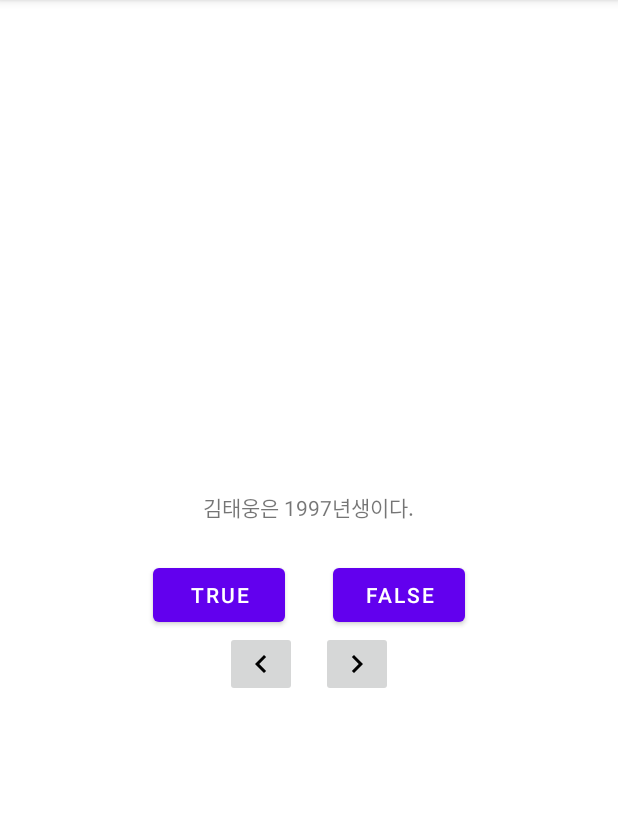
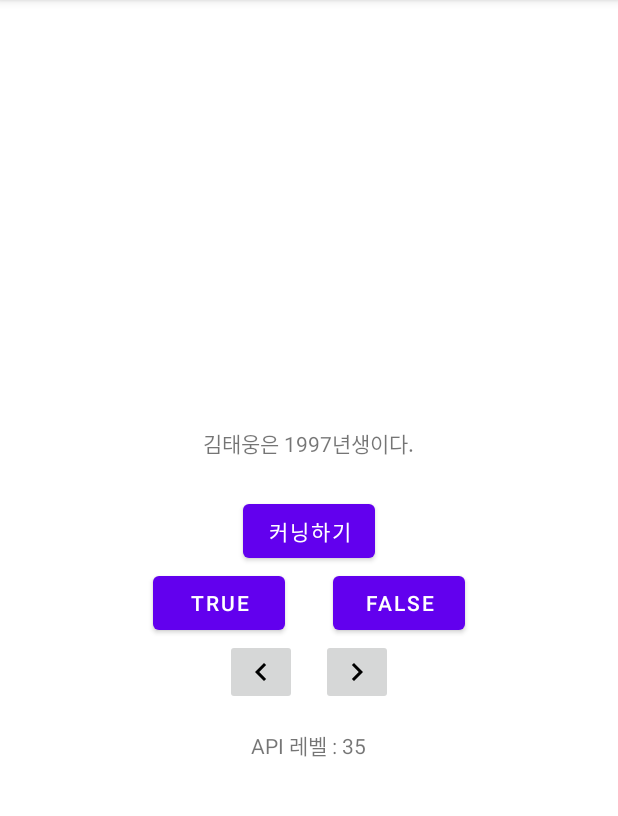
Before and after one commit to teeyou/TaeungQuiz, an Android app: the screen it shows after launch (MainActivity), on a phone screen of 412 x 824 dp, the part 84-900 px from its top. Run offline under Robolectric (Android 15) with nearby library versions, the phone set to English and light mode, and no system bars.

Commit message:
Activity 간에 Extra 전달 및 결과값 받아오기

```diff
--- a/app/src/main/java/teeu/android/mykotlinapplication/MainActivity.kt
+++ b/app/src/main/java/teeu/android/mykotlinapplication/MainActivity.kt
@@ -1,5 +1,8 @@
 package teeu.android.mykotlinapplication
 
+import android.app.ActivityOptions
+import android.content.Intent
+import android.os.Build
 import androidx.appcompat.app.AppCompatActivity
 import android.os.Bundle
 import android.util.Log
@@ -9,10 +12,14 @@ import android.widget.Button
 import android.widget.ImageButton
 import android.widget.TextView
 import android.widget.Toast
+import androidx.activity.result.ActivityResultLauncher
+import androidx.activity.result.contract.ActivityResultContracts
+import androidx.core.app.ActivityOptionsCompat
 import androidx.lifecycle.ViewModelProvider
 
 private const val TAG = "MainActivity"
 private const val KEY_INDEX = "index"
+private const val REQUEST_CODE: Int = 1000
 
 class MainActivity : AppCompatActivity() {
 
@@ -54,6 +61,11 @@ class MainActivity : AppCompatActivity() {
     private lateinit var nextButton : ImageButton
     private lateinit var prevButton : ImageButton
     private lateinit var questionTextView : TextView
+
+    private lateinit var cheatButton : Button
+    private lateinit var launcher: ActivityResultLauncher<Intent> //startActivityForResult가 deprecated 되면서 대체
+    private lateinit var versionTextView : TextView
+
     private var waitTime = 0L
     private val quizViewModel : QuizViewModel by lazy {
         ViewModelProvider(this).get(QuizViewModel::class.java) //최초의 viewModel이 리턴되고 변경되지 않으므로 val을 쓰기위해 lazy 사용
@@ -63,7 +75,7 @@ class MainActivity : AppCompatActivity() {
         val time = System.currentTimeMillis()
         if(time - waitTime >= 1500) {
             waitTime = System.currentTimeMillis()
-            Toast.makeText(this,"뒤로가기 버튼 누름",Toast.LENGTH_SHORT).show()
+            Toast.makeText(this,"한번 더 누르면 종료",Toast.LENGTH_SHORT).show()
         } else {
             finish()
         }
@@ -73,6 +85,15 @@ class MainActivity : AppCompatActivity() {
         super.onCreate(savedInstanceState)
         Log.d(TAG,"onCreate() called")
         setContentView(R.layout.activity_main)
+
+        //launcher : ActivityResultLauncher<Intent> 를 아래와 같이 초기화 , 미리 초기화시켜놓는게 안전함
+        launcher = registerForActivityResult(ActivityResultContracts.StartActivityForResult()) {
+            when(it.resultCode) {
+                RESULT_OK -> {
+                    quizViewModel.currentQuestionCheated = it.data?.getBooleanExtra(EXTRA_SHOWN, false) ?: false
+                }
+            }
+        }
 
         quizViewModel.currentIndex = savedInstanceState?.getInt(KEY_INDEX,0) ?: 0
 
@@ -88,6 +109,20 @@ class MainActivity : AppCompatActivity() {
         prevButton = findViewById(R.id.prev_button)
 
         questionTextView = findViewById(R.id.question_text_view)
+
+        cheatButton = findViewById(R.id.cheat_button)
+        cheatButton.setOnClickListener { view : View ->
+//            val intent = Intent(this,CheatActivity::class.java)
+            val answer = quizViewModel.currentQuestionAnswer
+            val intent = CheatActivity.newIntent(this@MainActivity, answer)
+            val options = ActivityOptionsCompat.makeSceneTransitionAnimation(this) //액티비티 전환시 애니메이션
+            launcher.launch(intent,options)
+//            startActivityForResult(intent, REQUEST_CODE) //이 코드는 deprecated
+//            startActivity(intent)
+        }
+
+        versionTextView = findViewById(R.id.os_version_text_view)
+        versionTextView.setText("API 레벨 : " + Build.VERSION.SDK_INT)
 
         questionTextView.setOnClickListener { view : View ->
 //            currentIndex = (currentIndex + 1) % questionBank.size
@@ -147,11 +182,16 @@ class MainActivity : AppCompatActivity() {
     private fun checkAnser(userAnswer : Boolean) {
 //        val answer = questionBank[currentIndex].answer
         val answer = quizViewModel.currentQuestionAnswer
-        val messageResId = if(userAnswer == answer) {
-            R.string.correct_toast
-        } else {
-            R.string.incorrect_toast
+        val messageResId = when {
+            quizViewModel.currentQuestionCheated -> R.string.cheat_toast
+            userAnswer == answer -> R.string.correct_toast
+            else -> R.string.incorrect_toast
         }
+//        val messageResId = if(userAnswer == answer) {
+//            R.string.correct_toast
+//        } else {
+//            R.string.incorrect_toast
+//        }
         Toast.makeText(this,messageResId,Toast.LENGTH_SHORT).show()
 //        questionBank[currentIndex].solved = true
         quizViewModel.currentQuestionSolved = true
@@ -160,6 +200,6 @@ class MainActivity : AppCompatActivity() {
         }
         quizViewModel.getCount++
         if(quizViewModel.getCount == quizViewModel.getBankSize())
-            Toast.makeText(this,"점수 : ${quizViewModel.getCorrectCount * 100 / quizViewModel.getCount}점",Toast.LENGTH_SHORT).show()
+            Toast.makeText(this,"점수 : ${quizViewModel.getCorrectCount * 100 / quizViewModel.getBankSize()}점",Toast.LENGTH_SHORT).show()
     }
 }
--- a/app/src/main/java/teeu/android/mykotlinapplication/Question.kt
+++ b/app/src/main/java/teeu/android/mykotlinapplication/Question.kt
@@ -1,3 +1,3 @@
 package teeu.android.mykotlinapplication
 
-data class Question(val textResId: Int, val answer : Boolean, var solved : Boolean)
+data class Question(val textResId: Int, val answer : Boolean, var solved : Boolean, var cheat : Boolean)
--- a/app/src/main/java/teeu/android/mykotlinapplication/QuizViewModel.kt
+++ b/app/src/main/java/teeu/android/mykotlinapplication/QuizViewModel.kt
@@ -18,11 +18,14 @@ class QuizViewModel : ViewModel() {
         Log.d(TAG,"ViewModel instance about to be destroyed")
     }
 
+    var isCheater = false
+    var cheatMessage = R.string.warning_text
+
     private val questionBank = listOf(
-        Question(R.string.question_age,false, false),
-        Question(R.string.question_dgu,true, false),
-        Question(R.string.question_korean,true, false),
-        Question(R.string.question_major,false, false),
+        Question(R.string.question_age,false, false, false),
+        Question(R.string.question_dgu,true, false, false),
+        Question(R.string.question_korean,true, false, false),
+        Question(R.string.question_major,false, false, false),
     )
     var currentIndex = 0
 
@@ -39,6 +42,12 @@ class QuizViewModel : ViewModel() {
     get() = questionBank[currentIndex].solved
     set(value) {
         questionBank[currentIndex].solved = value
+    }
+
+    var currentQuestionCheated : Boolean
+    get() = questionBank[currentIndex].cheat
+    set(value) {
+        questionBank[currentIndex].cheat = value
     }
 
     fun moveToNext() {
--- a/app/src/main/res/layout-land/activity_main.xml
+++ b/app/src/main/res/layout-land/activity_main.xml
@@ -10,6 +10,15 @@
         android:padding="24dp"
         android:layout_width="wrap_content"
         android:layout_height="wrap_content"/>
+
+    <Button
+        android:id="@+id/cheat_button"
+        android:text="@string/cheat_button"
+        android:layout_gravity="bottom|center_horizontal"
+        android:layout_width="wrap_content"
+        android:layout_height="wrap_content">
+
+    </Button>
 
     <LinearLayout
         android:layout_width="wrap_content"
@@ -34,7 +43,13 @@
         </Button>
     </LinearLayout>
 
-
+    <TextView
+        android:id="@+id/os_version_text_view"
+        android:layout_width="wrap_content"
+        android:layout_height="wrap_content"
+        android:layout_marginTop="60dp"
+        android:layout_gravity="center">
+    </TextView>
 
         <ImageButton
             android:id="@+id/prev_button"
@@ -54,6 +69,4 @@
             android:layout_height="wrap_content">
         </ImageButton>
 
-
-
 </FrameLayout>
--- a/app/src/main/res/layout/activity_main.xml
+++ b/app/src/main/res/layout/activity_main.xml
@@ -17,6 +17,13 @@
         android:layout_width="wrap_content"
         android:layout_height="wrap_content"/>
 
+    <Button
+        android:id="@+id/cheat_button"
+        android:text="@string/cheat_button"
+        android:layout_width="wrap_content"
+        android:layout_height="wrap_content">
+
+    </Button>
     <LinearLayout
         android:layout_width="wrap_content"
         android:layout_height="wrap_content"
@@ -62,4 +69,10 @@
 
     </LinearLayout>
 
+    <TextView
+        android:id="@+id/os_version_text_view"
+        android:layout_marginTop="16dp"
+        android:layout_width="wrap_content"
+        android:layout_height="wrap_content">
+    </TextView>
 </LinearLayout>
--- a/app/src/main/res/values/strings.xml
+++ b/app/src/main/res/values/strings.xml
@@ -13,4 +13,8 @@
     <string name="correct_toast">정답!</string>
     <string name="incorrect_toast">틀렸음</string>
 
+    <string name="warning_text">정말로 답을 보겠습니까?</string>
+    <string name="show_answer_button">정답 보기</string>
+    <string name="cheat_button">커닝하기</string>
+    <string name="cheat_toast">커닝은 나쁜 짓이죠</string>
 </resources>
```
Also changed, not shown: app/src/main/AndroidManifest.xml (+10 -2 lines), app/src/main/java/teeu/android/mykotlinapplication/CheatActivity.kt (added, +55 -0 lines), app/src/main/res/layout/activity_cheat.xml (added, +30 -0 lines).
